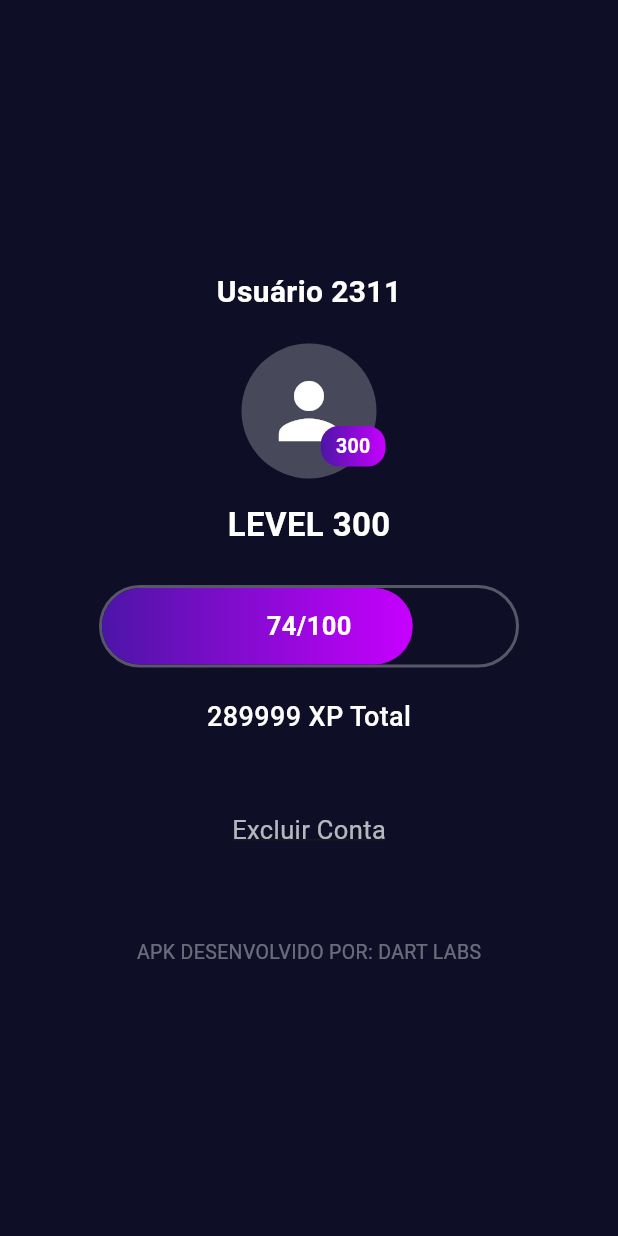
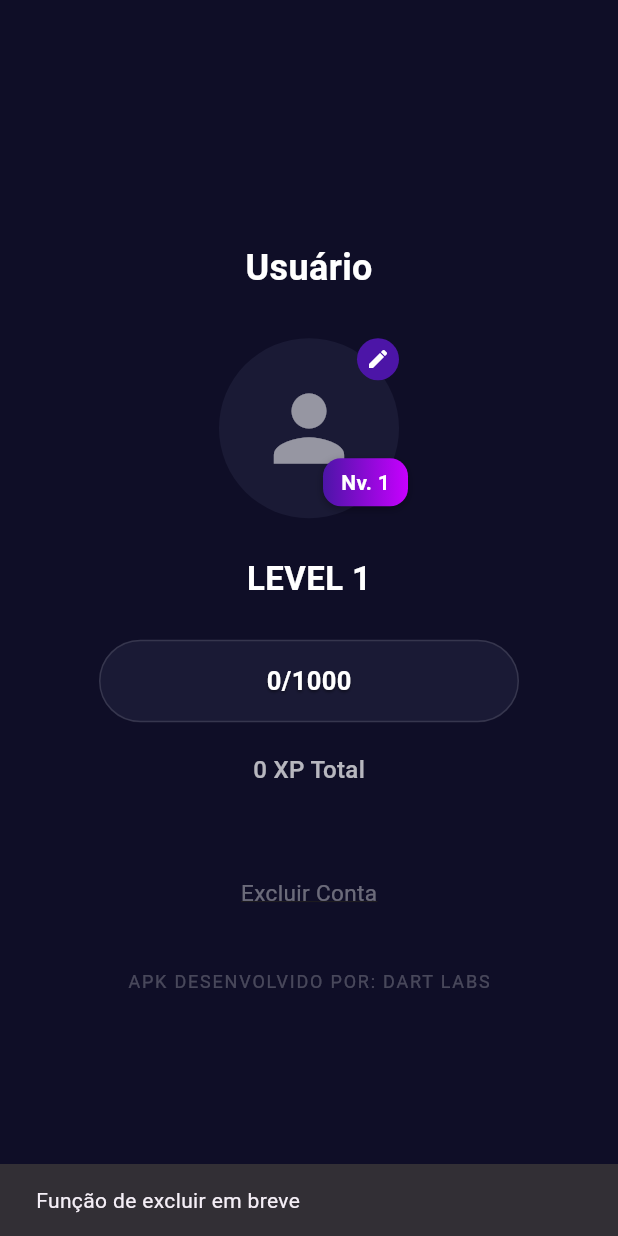
Before and after one commit to Ohlipeh/Evolution, a Flutter app: the PerfilPage screen opened by its route, after a tap on "Excluir Conta", on a phone screen of 412 x 824 dp. Run offline on Flutter 3.47's test engine with Material 3 defaults, Android fonts, the phone set to English and light mode, and no system bars; our stand-ins replace fl_chart, google_generative_ai, hive_flutter, image_picker; accounts and stored records are empty.

Commit message:
Arrumando a tela de perfil

```diff
--- a/lib/screens/perfil_page.dart
+++ b/lib/screens/perfil_page.dart
@@ -1,45 +1,140 @@
+import 'dart:io'; // Necessário para lidar com arquivo de foto
 import 'package:flutter/material.dart';
-import '../theme/app_colors.dart';
+import 'package:image_picker/image_picker.dart'; // Biblioteca de imagem
+import 'package:evolution/services/hive_service.dart';
+import 'package:evolution/theme/app_colors.dart';
 
-class PerfilPage extends StatelessWidget {
+class PerfilPage extends StatefulWidget {
   const PerfilPage({super.key});
 
   @override
+  State<PerfilPage> createState() => _PerfilPageState();
+}
+
+class _PerfilPageState extends State<PerfilPage> {
+  final HiveService _hiveService = HiveService();
+
+  // Variáveis de Estado
+  String _userName = "Usuário";
+  String? _profileImagePath;
+  int _totalXp = 0;
+  int _level = 1;
+  int _xpCurrentLevel = 0;
+  int _xpToNextLevel = 1000; // Meta para subir de nível
+
+  @override
+  void initState() {
+    super.initState();
+    _loadProfileData();
+  }
+
+  /// Carrega e calcula todos os dados do usuário baseados no Hive
+  void _loadProfileData() {
+    // 1. Carregar Nome
+    final savedName = _hiveService.getUserName();
+
+    // 2. Carregar Foto (Salva no userBox)
+    // Como não criamos método específico no service, acessamos o box direto se possível,
+    // ou usamos um método genérico. Vou assumir que podemos salvar no userBox.
+    final savedImage = _hiveService.userBox.get('profile_image_path');
+
+    // 3. Calcular XP Total Real
+    // Pega todos os hábitos e soma: (Valor do Hábito * Quantas vezes foi feito)
+    final habits = _hiveService.getAllHabits();
+    int calculatedXp = 0;
+
+    for (var habit in habits) {
+      calculatedXp += (habit.xpValue * habit.completionHistory.length);
+    }
+
+    // 4. Calcular Nível
+    // Exemplo: Nível 1 = 0-999xp, Nível 2 = 1000-1999xp...
+    int calculatedLevel = (calculatedXp ~/ 1000) + 1;
+    int xpInCurrentLevel = calculatedXp % 1000;
+
+    if (mounted) {
+      setState(() {
+        _userName = savedName ?? "Usuário";
+        _profileImagePath = savedImage;
+        _totalXp = calculatedXp;
+        _level = calculatedLevel;
+        _xpCurrentLevel = xpInCurrentLevel;
+      });
+    }
+  }
+
+  /// Função para escolher nova foto da galeria
+  Future<void> _pickImage() async {
+    final ImagePicker picker = ImagePicker();
+    // Abre a galeria
+    final XFile? image = await picker.pickImage(source: ImageSource.gallery);
+
+    if (image != null) {
+      // Salva o caminho da imagem no Hive
+      await _hiveService.userBox.put('profile_image_path', image.path);
+
+      setState(() {
+        _profileImagePath = image.path;
+      });
+    }
+  }
+
+  @override
   Widget build(BuildContext context) {
-    // Exemplo de valores — depois você pode conectar ao banco
-    final String usuario = "Usuário 2311";
-    final int level = 300;
-    final int xpAtual = 74;
-    final int xpMax = 100;
-    final int xpTotal = 289999;
+    // Cálculo da porcentagem para a barra (0.0 a 1.0)
+    double progressPercent = _xpCurrentLevel / _xpToNextLevel;
+    if (progressPercent > 1.0) progressPercent = 1.0;
 
     return Scaffold(
       backgroundColor: AppColors.primaryDark,
       body: Center(
+        child: SingleChildScrollView(
           child: Column(
             mainAxisAlignment: MainAxisAlignment.center,
             children: [
+              const SizedBox(height: 40),
 
               /// Nome do usuário
               Text(
-              usuario,
+                _userName,
                 style: const TextStyle(
                   color: Colors.white,
-                fontSize: 20,
+                  fontSize: 24,
                   fontWeight: FontWeight.w600,
                 ),
               ),
 
-            const SizedBox(height: 20),
+              const SizedBox(height: 30),
 
-            /// Avatar com badge lateral
-            Stack(
+              /// Avatar com badge lateral (Clicável para trocar foto)
+              GestureDetector(
+                onTap: _pickImage, // Clica para trocar foto
+                child: Stack(
                   clipBehavior: Clip.none,
                   children: [
-                const CircleAvatar(
-                  radius: 45,
-                  backgroundColor: Colors.white24,
-                  child: Icon(Icons.person, size: 60, color: Colors.white),
+                    CircleAvatar(
+                      radius: 60,
+                      backgroundColor: AppColors.cardDark,
+                      backgroundImage: _profileImagePath != null
+                          ? FileImage(File(_profileImagePath!))
+                          : null,
+                      child: _profileImagePath == null
+                          ? const Icon(Icons.person, size: 70, color: Colors.white54)
+                          : null,
+                    ),
+
+                    /// Ícone de câmera para indicar que pode editar
+                    Positioned(
+                      right: 0,
+                      top: 0,
+                      child: Container(
+                        padding: const EdgeInsets.all(6),
+                        decoration: const BoxDecoration(
+                          color: AppColors.secondaryPurple,
+                          shape: BoxShape.circle,
+                        ),
+                        child: const Icon(Icons.edit, size: 16, color: Colors.white),
+                      ),
                     ),
 
                     /// Badge roxa com o level pequeno
@@ -48,8 +143,8 @@ class PerfilPage extends StatelessWidget {
                       bottom: 8,
                       child: Container(
                         padding: const EdgeInsets.symmetric(
-                      horizontal: 10,
-                      vertical: 4,
+                          horizontal: 12,
+                          vertical: 6,
                         ),
                         decoration: BoxDecoration(
                           gradient: const LinearGradient(
@@ -59,12 +154,19 @@ class PerfilPage extends StatelessWidget {
                             ],
                           ),
                           borderRadius: BorderRadius.circular(12),
+                          boxShadow: [
+                            BoxShadow(
+                              color: Colors.black.withOpacity(0.3),
+                              blurRadius: 4,
+                              offset: const Offset(0, 2),
+                            )
+                          ],
                         ),
                         child: Text(
-                      level.toString(),
+                          "Nv. $_level",
                           style: const TextStyle(
                             color: Colors.white,
-                        fontSize: 13,
+                            fontSize: 14,
                             fontWeight: FontWeight.bold,
                           ),
                         ),
@@ -72,12 +174,13 @@ class PerfilPage extends StatelessWidget {
                     ),
                   ],
                 ),
+              ),
 
-            const SizedBox(height: 15),
+              const SizedBox(height: 25),
 
               /// Level principal
               Text(
-              "LEVEL $level",
+                "LEVEL $_level",
                 style: const TextStyle(
                   color: Colors.white,
                   fontSize: 22,
@@ -93,13 +196,16 @@ class PerfilPage extends StatelessWidget {
                 height: 55,
                 decoration: BoxDecoration(
                   borderRadius: BorderRadius.circular(40),
-                border: Border.all(color: Colors.white30, width: 2),
+                  color: AppColors.cardDark, // Fundo da barra vazio
+                  border: Border.all(color: Colors.white12, width: 1),
                 ),
                 child: Stack(
                   children: [
-                  // Barra preenchida
-                  Container(
-                    width: 280 * (xpAtual / xpMax),
+                    // Barra preenchida (Animada)
+                    AnimatedContainer(
+                      duration: const Duration(milliseconds: 800),
+                      curve: Curves.easeOut,
+                      width: 280 * progressPercent, // Largura baseada na %
                       decoration: BoxDecoration(
                         borderRadius: BorderRadius.circular(40),
                         gradient: const LinearGradient(
@@ -114,11 +220,14 @@ class PerfilPage extends StatelessWidget {
                     // Texto central
                     Center(
                       child: Text(
-                      "$xpAtual/$xpMax",
+                        "$_xpCurrentLevel/$_xpToNextLevel",
                         style: const TextStyle(
                             color: Colors.white,
                             fontSize: 17,
                             fontWeight: FontWeight.bold,
+                            shadows: [
+                              Shadow(offset: Offset(0,1), blurRadius: 2, color: Colors.black45)
+                            ]
                         ),
                       ),
                     )
@@ -130,40 +239,49 @@ class PerfilPage extends StatelessWidget {
 
               /// XP total
               Text(
-              "$xpTotal XP Total",
+                "$_totalXp XP Total",
                 style: const TextStyle(
-                color: Colors.white,
-                fontSize: 18,
+                  color: Colors.white70,
+                  fontSize: 16,
                   fontWeight: FontWeight.w500,
                 ),
               ),
 
-            const SizedBox(height: 50),
+              const SizedBox(height: 60),
 
-            /// Botão Excluir Conta
+              /// Botão Excluir Conta (Placeholder)
               GestureDetector(
-              onTap: () {}, // depois você implementa a função
+                onTap: () {
+                  // Lógica futura para limpar dados
+                  ScaffoldMessenger.of(context).showSnackBar(
+                    const SnackBar(content: Text('Função de excluir em breve')),
+                  );
+                },
                 child: const Text(
                   "Excluir Conta",
                   style: TextStyle(
-                  color: Colors.white70,
-                  fontSize: 17,
+                    color: Colors.white38,
+                    fontSize: 15,
                     decoration: TextDecoration.underline,
                   ),
                 ),
               ),
 
-            const SizedBox(height: 60),
+              const SizedBox(height: 40),
 
               /// Rodapé
               const Text(
                 "APK DESENVOLVIDO POR: DART LABS",
                 style: TextStyle(
-                color: Colors.white38,
-                fontSize: 13,
+                  color: Colors.white24,
+                  fontSize: 12,
+                  letterSpacing: 1.2,
                 ),
               ),
+
+              const SizedBox(height: 40), // Espaço extra para bottom bar
             ],
+          ),
         ),
       ),
     );
--- a/pubspec.yaml
+++ b/pubspec.yaml
@@ -13,6 +13,8 @@ environment:
 dependencies:
   flutter:
     sdk: flutter
+
+  image_picker: ^1.0.7
 
   # --- Dependência da API GEMINI (NOVO) ---
   google_generative_ai: ^0.4.7 # Use a versão mais recente e estável
```
Also changed, not shown: pubspec.lock. Lines whose indentation alone changed are shown as unchanged.
